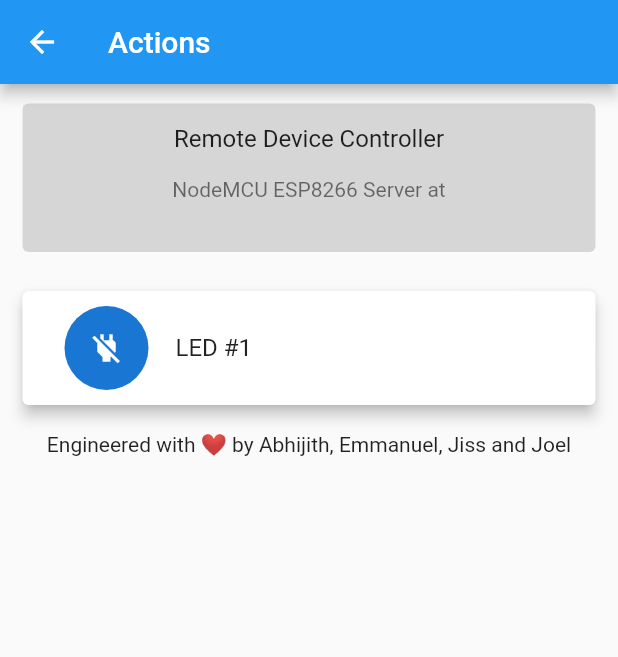
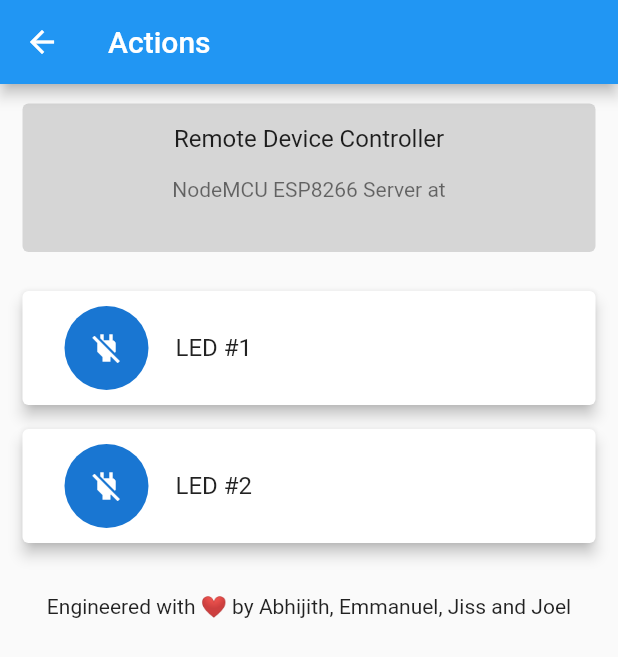
Before and after one commit to EmmanuelJojy/IoT-Remote-Device-Control, a Flutter app: the HomePage screen opened by its route, on a phone screen of 412 x 824 dp. Shown: the top 657 px of the screen. Run offline on Flutter 3.47's test engine with Material 2 defaults, Android fonts, the phone set to English and light mode, and no system bars; Roboto replaces fonts that are missing (QuickSand).

Commit message:
integrated 2-Device

```diff
--- a/lib/data/shared.dart
+++ b/lib/data/shared.dart
@@ -1,16 +1,19 @@
 class SharedData {
   static String ip = '';
-  static Status status = const Status(led1: 0);
+  static Status status = const Status(led1: 0, led2: 0);
 }
 
 class Status {
   final int led1;
+  final int led2;
   const Status({
     required this.led1,
+    required this.led2,
   });
   factory Status.fromJson(Map<String, dynamic> json) {
     return Status(
       led1: int.parse(json['LED1']),
+      led2: int.parse(json['LED2']),
     );
   }
 }
--- a/lib/routes/home.dart
+++ b/lib/routes/home.dart
@@ -10,7 +10,6 @@ class HomePage extends StatefulWidget {
 }
 
 class HomePageState extends State<HomePage> {
-
   @override
   Widget build(BuildContext context) {
     final appBar = AppBar(
@@ -42,7 +41,16 @@ class HomePageState extends State<HomePage> {
                     ActionCard('LED #1',
                         isClickable: true,
                         id: 1,
-                        icon: SharedData.status.led1 == 1 ? Icons.power : Icons.power_off),
+                        icon: SharedData.status.led1 == 1
+                            ? Icons.power
+                            : Icons.power_off),
+                    ActionCard('LED #2',
+                        isClickable: true,
+                        id: 2,
+                        icon: SharedData.status.led2 == 1
+                            ? Icons.power
+                            : Icons.power_off),
+                    const Padding(padding: EdgeInsets.all(8.0)),
                     Container(
                       margin: const EdgeInsets.symmetric(vertical: 10),
                       alignment: Alignment.center,
--- a/lib/routes/login.dart
+++ b/lib/routes/login.dart
@@ -34,7 +34,7 @@ class LoginPageState extends State<LoginPage> {
     } else {
       try {
         SharedData.ip = ipController.text;
-        await refresh(1, 0).timeout(const Duration(seconds: 2));
+        await initialRefresh().timeout(const Duration(seconds: 2));
         notValidInput = false; //Re-assurance
         switchRoute();
       } on TimeoutException {
--- a/lib/widgets/action_card.dart
+++ b/lib/widgets/action_card.dart
@@ -27,6 +27,12 @@ class _ActionCardState extends State<ActionCard> {
       onTap: () {
         if (widget.isClickable == true && widget.id == 1) {
           refresh(widget.id!, (SharedData.status.led1 + 1) % 2).whenComplete(
+              () => context
+                  .findAncestorStateOfType<HomePageState>()!
+                  .setState(() {}));
+        }
+        if (widget.isClickable == true && widget.id == 2) {
+          refresh(widget.id!, (SharedData.status.led2 + 1) % 2).whenComplete(
               () => context
                   .findAncestorStateOfType<HomePageState>()!
                   .setState(() {}));
```
Also changed, not shown: lib/logic/request.dart (+18 -0 lines).
